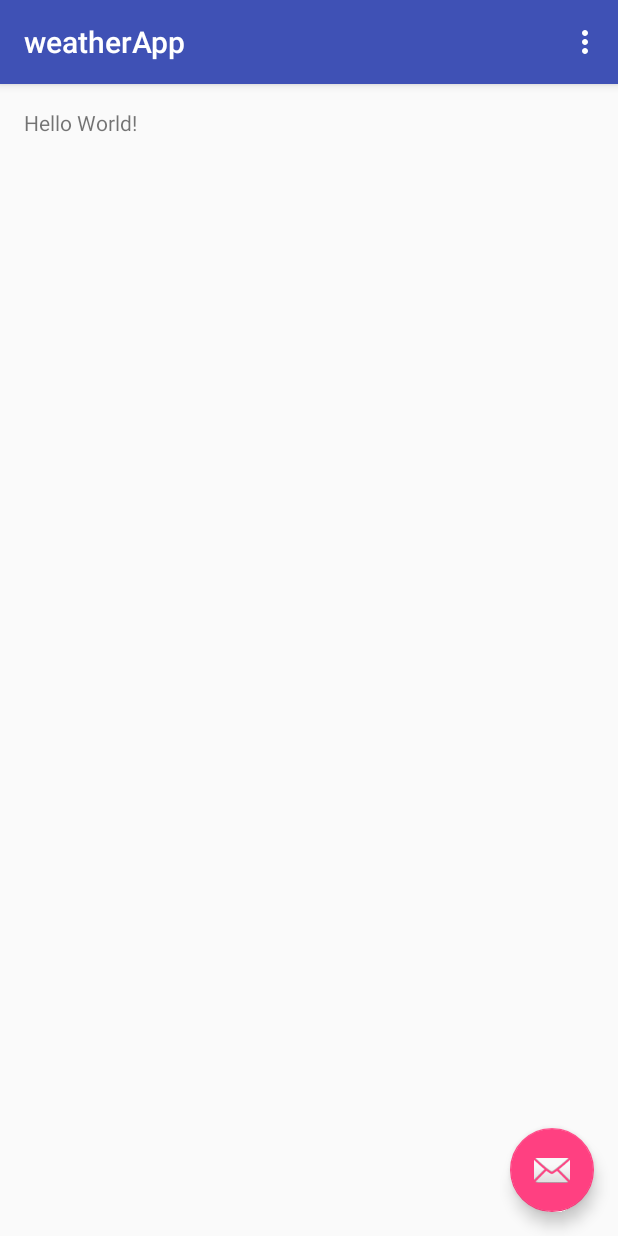
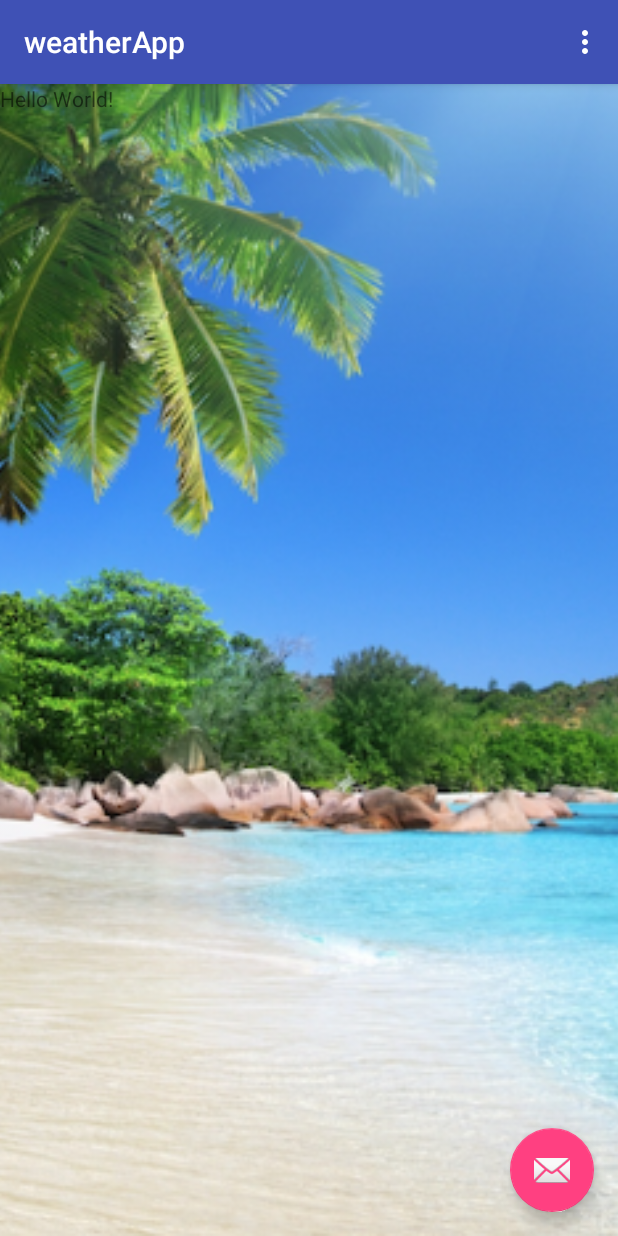
Before and after one commit to agulinari/tdp2-tp0, an Android app: the screen it shows after launch (MainActivity), on a phone screen of 412 x 824 dp. Run offline under Robolectric (Android 15) with nearby library versions, the phone set to English and light mode, and no system bars.

Commit message:
probando imagen de fondo

```diff
--- a/app/src/main/java/com/tddp2/weatherapp/MainActivity.java
+++ b/app/src/main/java/com/tddp2/weatherapp/MainActivity.java
@@ -9,6 +9,7 @@ import android.support.v7.widget.Toolbar;
 import android.view.View;
 import android.view.Menu;
 import android.view.MenuItem;
+import android.widget.ImageView;
 
 public class MainActivity extends AppCompatActivity {
 
@@ -18,6 +19,9 @@ public class MainActivity extends AppCompatActivity {
         setContentView(R.layout.activity_main);
         Toolbar toolbar = (Toolbar) findViewById(R.id.toolbar);
         setSupportActionBar(toolbar);
+
+        ImageView backgroundWeatherImage = (ImageView) findViewById(R.id.background_weather_image);
+        backgroundWeatherImage.setImageResource(R.drawable.day_sunny_hot);
 
         FloatingActionButton fab = (FloatingActionButton) findViewById(R.id.fab);
         fab.setOnClickListener(new View.OnClickListener() {
--- a/app/src/main/res/layout/content_main.xml
+++ b/app/src/main/res/layout/content_main.xml
@@ -6,13 +6,14 @@
         android:id="@+id/content_main"
         android:layout_width="match_parent"
         android:layout_height="match_parent"
-        android:paddingLeft="@dimen/activity_horizontal_margin"
-        android:paddingRight="@dimen/activity_horizontal_margin"
-        android:paddingTop="@dimen/activity_vertical_margin"
-        android:paddingBottom="@dimen/activity_vertical_margin"
         app:layout_behavior="@string/appbar_scrolling_view_behavior"
         tools:showIn="@layout/activity_main"
         tools:context="com.tddp2.weatherapp.MainActivity">
+    <ImageView
+            android:layout_width="match_parent"
+            android:layout_height="match_parent"
+            android:id="@+id/background_weather_image"
+            android:scaleType="centerCrop"/>
 
     <TextView
             android:layout_width="wrap_content"
```
Also changed, not shown: app/src/main/res/drawable-xhdpi/day_sunny_hot.png (added), 2 other files.
